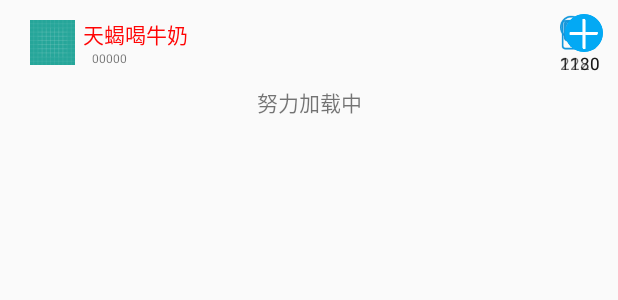
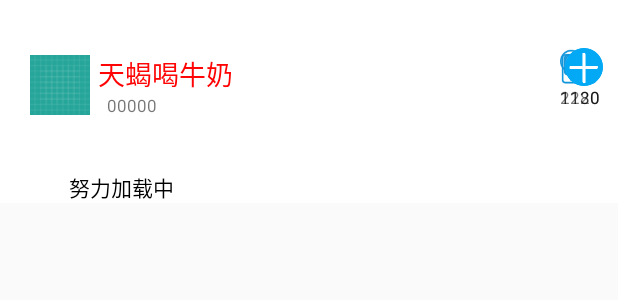
Before and after one commit to SlowlyOCTeam/OOC, an Android app: the layout passage_item.xml on its own in the app's theme, with its tools: preview values and no code run, on a phone screen of 412 x 824 dp. Shown: the top 300 px of the screen. Run offline under Robolectric (Android 15) with nearby library versions, the phone set to English and light mode, and no system bars; network calls fail.

Commit message:
修改段子页面子条目布局大小

```diff
--- a/app/src/main/res/layout/activity_user.xml
+++ b/app/src/main/res/layout/activity_user.xml
@@ -1,9 +1,10 @@
 <?xml version="1.0" encoding="utf-8"?>
-<android.support.constraint.ConstraintLayout xmlns:android="http://schemas.android.com/apk/res/android"
+<LinearLayout
+    xmlns:android="http://schemas.android.com/apk/res/android"
     xmlns:app="http://schemas.android.com/apk/res-auto"
     xmlns:tools="http://schemas.android.com/tools"
     android:layout_width="match_parent"
     android:layout_height="match_parent"
     tools:context="xudeyang.bawie.com.oc.view.activity.user.UserActivity">
 
-</android.support.constraint.ConstraintLayout>
+</LinearLayout>
--- a/app/src/main/res/layout/passage_item.xml
+++ b/app/src/main/res/layout/passage_item.xml
@@ -1,16 +1,18 @@
 <?xml version="1.0" encoding="utf-8"?>
 <LinearLayout
     android:orientation="vertical"
-    xmlns:android="http://schemas.android.com/apk/res/android" android:layout_width="match_parent"
+    xmlns:android="http://schemas.android.com/apk/res/android"
+    android:background="#fff"
+    android:layout_width="match_parent"
     android:layout_height="wrap_content">
     <RelativeLayout
         android:layout_width="match_parent"
-        android:layout_height="@dimen/dp_50">
+        android:layout_height="@dimen/dp_100">
 
         <ImageView
             android:id="@+id/img_01"
-            android:layout_width="30dp"
-            android:layout_height="30dp"
+            android:layout_width="40dp"
+            android:layout_height="40dp"
             android:layout_centerVertical="true"
             android:layout_marginLeft="20dp"
             android:src="@drawable/ic_launcher_background" />
@@ -28,6 +30,7 @@
                 android:layout_width="wrap_content"
                 android:layout_height="wrap_content"
                 android:text="天蝎喝牛奶"
+                android:textSize="@dimen/sp_16"
                 android:textColor="#ff0404" />
 
             <TextView
@@ -36,12 +39,13 @@
                 android:layout_height="wrap_content"
                 android:layout_marginLeft="6dp"
                 android:text="00000"
-                android:textSize="8sp" />
+                android:textSize="@dimen/sp_10" />
         </LinearLayout>
 
         <LinearLayout
             android:layout_width="wrap_content"
             android:id="@+id/ll_d"
+            android:layout_marginTop="@dimen/dp_20"
             android:layout_height="wrap_content"
             android:layout_alignParentRight="true"
             android:layout_marginRight="10dp"
@@ -66,6 +70,7 @@
         <LinearLayout
             android:layout_width="wrap_content"
             android:id="@+id/ll_c"
+            android:layout_marginTop="@dimen/dp_20"
             android:layout_height="wrap_content"
             android:layout_alignParentRight="true"
             android:layout_marginRight="10dp"
@@ -88,6 +93,7 @@
         </LinearLayout>
         <LinearLayout
             android:id="@+id/ll_b"
+            android:layout_marginTop="@dimen/dp_20"
             android:layout_width="wrap_content"
             android:layout_height="wrap_content"
             android:layout_alignParentRight="true"
@@ -115,14 +121,16 @@
             android:layout_width="25dp"
             android:layout_height="25dp"
             android:layout_alignParentRight="true"
-            android:layout_marginTop="@dimen/dp_8"
+            android:layout_marginTop="@dimen/dp_28"
             android:layout_marginRight="10dp"
             android:src="@drawable/hot_a3" />
     </RelativeLayout>
     <TextView
-        android:layout_gravity="center"
-        android:gravity="center"
+        android:layout_marginLeft="@dimen/dp_40"
+        android:layout_marginRight="@dimen/dp_40"
+       android:layout_gravity="center_horizontal"
         android:text="努力加载中"
+        android:textColor="#000"
         android:id="@+id/passage_item_tv"
         android:layout_width="match_parent"
         android:layout_height="wrap_content" />
```
Also changed, not shown: app/src/main/java/xudeyang/bawie/com/oc/view/activity/user/UserActivity.java (+13 -4 lines), app/src/main/java/xudeyang/bawie/com/oc/view/fragment/PassageFM.java (+13 -1 lines), app/src/main/java/xudeyang/bawie/com/oc/view/passage/PassageAdapter.java (+18 -2 lines), app/src/main/java/xudeyang/bawie/com/oc/view/recommend/hot/hotfragment/AttentionFragment.java (+14 -1 lines).
